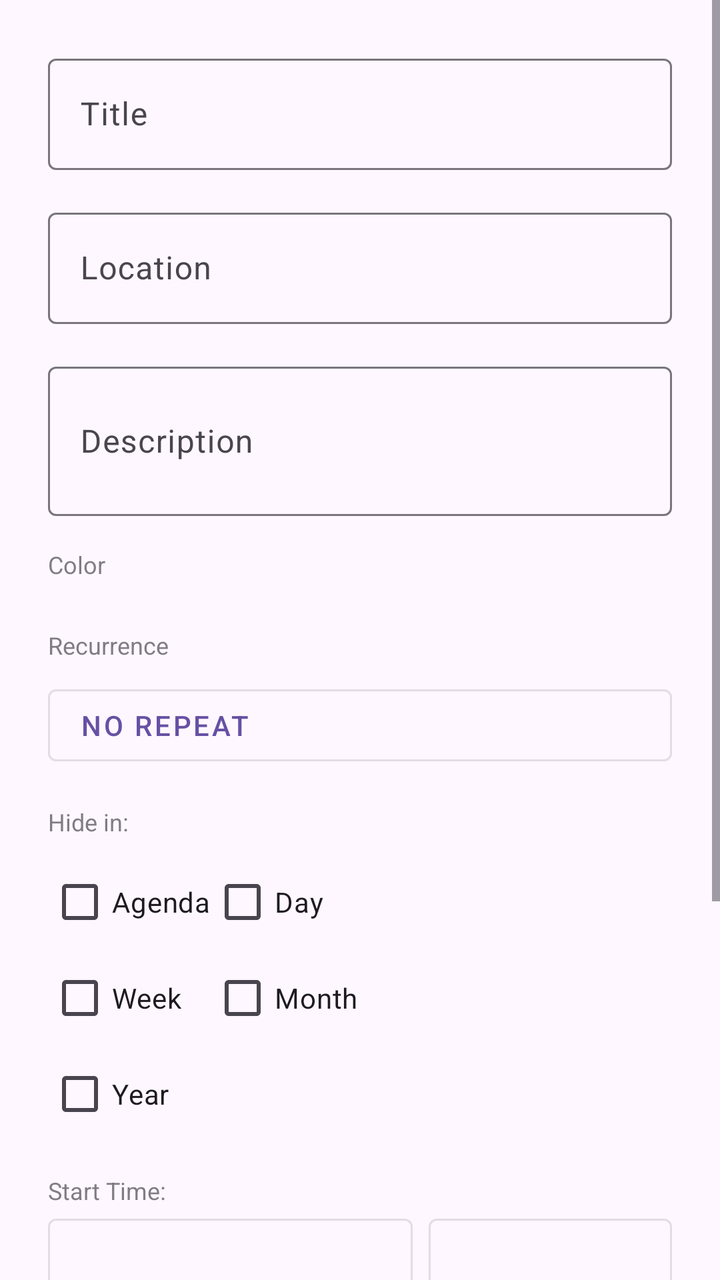
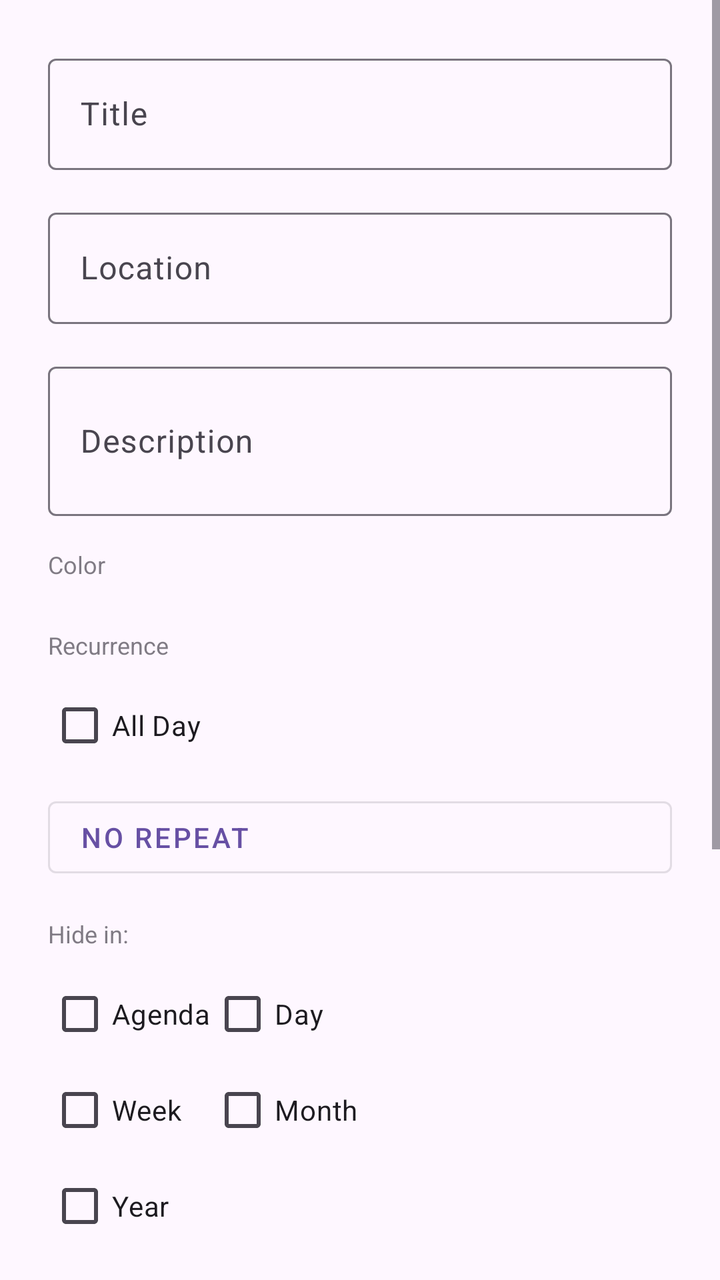

Before-and-after screenshots of an Android layout around one commit, followed by the original layout XML and the change that was made.
<!-- AndroidManifest.xml: application theme Theme.PluralApp001 -->
<!-- res/layout/dialog_edit_calendar_event.xml -->
<?xml version="1.0" encoding="utf-8"?>
<ScrollView xmlns:android="http://schemas.android.com/apk/res/android"
    xmlns:app="http://schemas.android.com/apk/res-auto"
    android:layout_width="match_parent"
    android:layout_height="wrap_content">

    <LinearLayout
        android:layout_width="match_parent"
        android:layout_height="wrap_content"
        android:orientation="vertical"
        android:padding="24dp">

        <com.google.android.material.textfield.TextInputLayout
            android:layout_width="match_parent"
            android:layout_height="wrap_content"
            android:hint="@string/event_title">
            <com.google.android.material.textfield.TextInputEditText
                android:id="@+id/etEventTitle"
                android:layout_width="match_parent"
                android:layout_height="wrap_content"
                android:inputType="textCapSentences" />
        </com.google.android.material.textfield.TextInputLayout>

        <com.google.android.material.textfield.TextInputLayout
            android:layout_width="match_parent"
            android:layout_height="wrap_content"
            android:layout_marginTop="16dp"
            android:hint="@string/event_location">
            <com.google.android.material.textfield.TextInputEditText
                android:id="@+id/etEventLocation"
                android:layout_width="match_parent"
                android:layout_height="wrap_content"
                android:inputType="textCapSentences" />
        </com.google.android.material.textfield.TextInputLayout>

        <com.google.android.material.textfield.TextInputLayout
            android:layout_width="match_parent"
            android:layout_height="wrap_content"
            android:layout_marginTop="16dp"
            android:hint="@string/event_description">
            <com.google.android.material.textfield.TextInputEditText
                android:id="@+id/etEventDescription"
                android:layout_width="match_parent"
                android:layout_height="wrap_content"
                android:inputType="textMultiLine"
                android:minLines="2" />
        </com.google.android.material.textfield.TextInputLayout>

        <TextView
            android:layout_width="match_parent"
            android:layout_height="wrap_content"
            android:layout_marginTop="16dp"
            android:text="@string/label_color"
            android:textSize="12sp"
            android:alpha="0.7" />

        <HorizontalScrollView
            android:layout_width="match_parent"
            android:layout_height="wrap_content"
            android:layout_marginTop="8dp"
            android:scrollbars="none">
            <LinearLayout
                android:id="@+id/layoutEventColors"
                android:layout_width="wrap_content"
                android:layout_height="wrap_content"
                android:orientation="horizontal"
                android:gravity="center_vertical" />
        </HorizontalScrollView>

        <TextView
            android:layout_width="match_parent"
            android:layout_height="wrap_content"
            android:layout_marginTop="16dp"
            android:text="@string/label_recurrence"
            android:textSize="12sp"
            android:alpha="0.7" />

        <com.google.android.material.button.MaterialButton
            android:id="@+id/btnEventRecurrence"
            style="@style/Widget.MaterialComponents.Button.OutlinedButton"
            android:layout_width="match_parent"
            android:layout_height="wrap_content"
            android:layout_marginTop="8dp"
            android:text="@string/recurrence_none"
            android:gravity="start|center_vertical" />

        <TextView
            android:layout_width="match_parent"
            android:layout_height="wrap_content"
            android:layout_marginTop="16dp"
            android:text="@string/label_hide_in"
            android:textSize="12sp"
            android:alpha="0.7" />

        <GridLayout
            android:id="@+id/layoutHideIn"
            android:layout_width="match_parent"
            android:layout_height="wrap_content"
            android:layout_marginTop="8dp"
            android:columnCount="2">
            <CheckBox
                android:id="@+id/cbHideAgenda"
                android:layout_width="wrap_content"
                android:layout_height="wrap_content"
                android:text="@string/agenda" />
            <CheckBox
                android:id="@+id/cbHideDay"
                android:layout_width="wrap_content"
                android:layout_height="wrap_content"
                android:text="@string/day" />
            <CheckBox
                android:id="@+id/cbHideWeek"
                android:layout_width="wrap_content"
                android:layout_height="wrap_content"
                android:text="@string/week" />
            <CheckBox
                android:id="@+id/cbHideMonth"
                android:layout_width="wrap_content"
                android:layout_height="wrap_content"
                android:text="@string/month" />
            <CheckBox
                android:id="@+id/cbHideYear"
                android:layout_width="wrap_content"
                android:layout_height="wrap_content"
                android:text="@string/year" />
        </GridLayout>

        <TextView
            android:id="@+id/tvStartLabel"
            android:layout_width="match_parent"
            android:layout_height="wrap_content"
            android:layout_marginTop="16dp"
            android:text="@string/label_start_time"
            android:textSize="12sp"
            android:alpha="0.7" />

        <LinearLayout
            android:layout_width="match_parent"
            android:layout_height="wrap_content"
            android:orientation="horizontal">
            <Button
                android:id="@+id/btnEventStartDate"
                style="@style/Widget.MaterialComponents.Button.OutlinedButton"
                android:layout_width="0dp"
                android:layout_height="wrap_content"
                android:layout_weight="1.5"
                android:layout_marginEnd="4dp" />
            <Button
                android:id="@+id/btnEventStartTime"
                style="@style/Widget.MaterialComponents.Button.OutlinedButton"
                android:layout_width="0dp"
                android:layout_height="wrap_content"
                android:layout_weight="1"
                android:layout_marginStart="4dp" />
        </LinearLayout>

        <TextView
            android:id="@+id/tvEndLabel"
            android:layout_width="match_parent"
            android:layout_height="wrap_content"
            android:layout_marginTop="8dp"
            android:text="@string/label_end_time_optional"
            android:textSize="12sp"
            android:alpha="0.7" />

        <LinearLayout
            android:layout_width="match_parent"
            android:layout_height="wrap_content"
            android:orientation="horizontal">
            <Button
                android:id="@+id/btnEventEndDate"
                style="@style/Widget.MaterialComponents.Button.OutlinedButton"
                android:layout_width="0dp"
                android:layout_height="wrap_content"
                android:layout_weight="1.5"
                android:layout_marginEnd="4dp" />
            <Button
                android:id="@+id/btnEventEndTime"
                style="@style/Widget.MaterialComponents.Button.OutlinedButton"
                android:layout_width="0dp"
                android:layout_height="wrap_content"
                android:layout_weight="1"
                android:layout_marginStart="4dp" />
        </LinearLayout>

        <View
            android:layout_width="match_parent"
            android:layout_height="1dp"
            android:layout_marginTop="16dp"
            android:background="?android:attr/dividerVertical"
            android:alpha="0.1" />

        <Button
            android:id="@+id/btnLinkMemberEvent"
            style="@style/Widget.MaterialComponents.Button.TextButton"
            android:layout_width="match_parent"
            android:layout_height="wrap_content"
            android:text="@string/action_link_members"
            android:gravity="start|center_vertical"
            app:icon="@android:drawable/ic_menu_add" />

        <TextView
            android:id="@+id/tvLinkedMemberName"
            android:layout_width="match_parent"
            android:layout_height="wrap_content"
            android:textSize="12sp"
            android:alpha="0.7"
            android:paddingStart="8dp"
            android:visibility="gone" />

        <Button
            android:id="@+id/btnLinkNoteEvent"
            style="@style/Widget.MaterialComponents.Button.TextButton"
            android:layout_width="match_parent"
            android:layout_height="wrap_content"
            android:text="@string/action_link_note"
            android:gravity="start|center_vertical"
            app:icon="@android:drawable/ic_menu_add" />

        <TextView
            android:id="@+id/tvLinkedNoteTitle"
            android:layout_width="match_parent"
            android:layout_height="wrap_content"
            android:textSize="12sp"
            android:alpha="0.7"
            android:paddingStart="8dp"
            android:visibility="gone" />

        <Button
            android:id="@+id/btnLinkTodoEvent"
            style="@style/Widget.MaterialComponents.Button.TextButton"
            android:layout_width="match_parent"
            android:layout_height="wrap_content"
            android:text="@string/action_link_todo"
            android:gravity="start|center_vertical"
            app:icon="@android:drawable/ic_menu_add" />

        <TextView
            android:id="@+id/tvLinkedTodoTitle"
            android:layout_width="match_parent"
            android:layout_height="wrap_content"
            android:textSize="12sp"
            android:alpha="0.7"
            android:paddingStart="8dp"
            android:visibility="gone" />

    </LinearLayout>
</ScrollView>
<!-- resources referenced by this layout -->
<resources>
  <string name="action_link_members">Link members</string>
  <string name="action_link_note">Link Note</string>
  <string name="action_link_todo">Link To Do</string>
  <string name="agenda">Agenda</string>
  <string name="day">Day</string>
  <string name="event_description">Description</string>
  <string name="event_location">Location</string>
  <string name="event_title">Title</string>
  <string name="label_color">Color</string>
  <string name="label_end_time_optional">End Time (optional):</string>
  <string name="label_hide_in">Hide in:</string>
  <string name="label_recurrence">Recurrence</string>
  <string name="label_start_time">Start Time:</string>
  <string name="month">Month</string>
  <string name="recurrence_none">No repeat</string>
  <string name="week">Week</string>
  <string name="year">Year</string>
  <style name="Theme.PluralApp001" parent="Base.Theme.PluralApp001" />
  <style name="Base.Theme.PluralApp001" parent="Theme.Material3.DayNight.NoActionBar">
          
          
      </style>
</resources>

<!-- the commit's change to res/layout/dialog_edit_calendar_event.xml (unified diff, before → after) -->
@@ -75,6 +75,13 @@
             android:textSize="12sp"
             android:alpha="0.7" />
 
+        <CheckBox
+            android:id="@+id/cbAllDay"
+            android:layout_width="match_parent"
+            android:layout_height="wrap_content"
+            android:layout_marginTop="8dp"
+            android:text="@string/event_all_day" />
+
         <com.google.android.material.button.MaterialButton
             android:id="@+id/btnEventRecurrence"
             style="@style/Widget.MaterialComponents.Button.OutlinedButton"
<!-- resource entries referenced after the edit -->
@@ -5,6 +5,7 @@
   <string name="action_link_todo">Link To Do</string>
   <string name="agenda">Agenda</string>
   <string name="day">Day</string>
+  <string name="event_all_day">All Day</string>
   <string name="event_description">Description</string>
   <string name="event_location">Location</string>
   <string name="event_title">Title</string>
